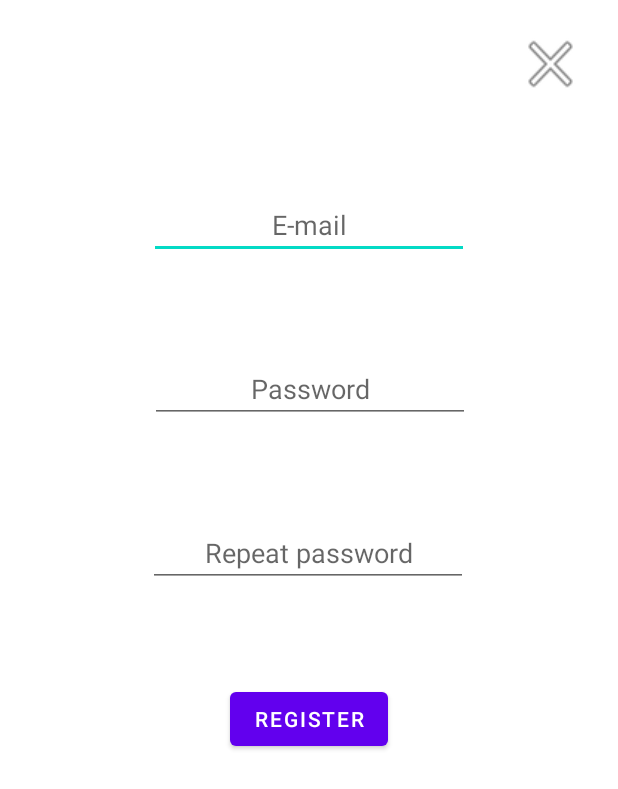
After one commit to Damek34/Ahoy, an Android app: the Register screen opened directly, with no data from a screen before it, on a phone screen of 412 x 824 dp. The commit adds this screen. Shown: the top 789 px of the screen. Run offline under Robolectric (Android 15) with nearby library versions, the phone set to English and light mode, and no system bars; our stand-ins replace Firebase (no records; nobody signed in at launch, a user with empty details on screens opened directly).

Commit message:
Register

```diff
--- a/Ahoj/app/build.gradle
+++ b/Ahoj/app/build.gradle
@@ -33,6 +33,7 @@ dependencies {
 
     implementation "androidx.room:room-runtime:2.5.0"
     implementation 'com.google.firebase:firebase-database:20.0.4'
+    implementation 'com.google.firebase:firebase-auth:21.0.3'
 
     annotationProcessor "androidx.room:room-compiler:2.5.0"
 
--- a/Ahoj/app/src/main/java/com/example/ahoj/LoadingScreen.java
+++ b/Ahoj/app/src/main/java/com/example/ahoj/LoadingScreen.java
@@ -1,15 +1,13 @@
 package com.example.ahoj;
 
 import androidx.appcompat.app.AppCompatActivity;
-import androidx.core.app.ActivityCompat;
-import androidx.core.content.ContextCompat;
 import androidx.room.Room;
 
-import android.Manifest;
 import android.content.Intent;
-import android.content.pm.PackageManager;
 import android.os.Bundle;
 import android.os.Handler;
+
+import com.example.ahoj.Setup.setup;
 
 import java.util.List;
 
--- /dev/null
+++ b/Ahoj/app/src/main/java/com/example/ahoj/Setup/Register.java
@@ -0,0 +1,113 @@
+package com.example.ahoj.Setup;
+
+import androidx.annotation.NonNull;
+import androidx.appcompat.app.AppCompatActivity;
+
+import android.content.Intent;
+import android.os.Bundle;
+import android.view.View;
+import android.widget.Button;
+import android.widget.EditText;
+import android.widget.TextView;
+import android.widget.Toast;
+
+import com.example.ahoj.R;
+import com.google.android.gms.tasks.OnCompleteListener;
+import com.google.android.gms.tasks.Task;
+import com.google.firebase.auth.AuthResult;
+import com.google.firebase.auth.FirebaseAuth;
+import com.google.firebase.auth.FirebaseUser;
+
+public class Register extends AppCompatActivity {
+
+    EditText emailEdit, passwordEdit, repeat_passwordEdit;
+    Button register_btn;
+    String email = "", password = "", repeat_password = "";
+
+    TextView enterEmail, enterPassword, passwordMinimumChar, passwordsDoNotMatch, accCreated, accCreateFail, verifyLinkSend, verifyLinkSendFail;
+
+
+    private FirebaseAuth mAuth;
+
+    @Override
+    protected void onCreate(Bundle savedInstanceState) {
+        super.onCreate(savedInstanceState);
+        setContentView(R.layout.activity_register);
+        mAuth = FirebaseAuth.getInstance();
+
+        enterEmail = findViewById(R.id.EnterEmail);
+        enterPassword = findViewById(R.id.EnterPassword);
+        passwordMinimumChar = findViewById(R.id.PasswordMinimumChar);
+        passwordsDoNotMatch = findViewById(R.id.PasswordDoNotMatch);
+        accCreated = findViewById(R.id.AccCreated);
+        accCreateFail = findViewById(R.id.AccCreateFail);
+        verifyLinkSend = findViewById(R.id.VerifyLinkSend);
+        verifyLinkSendFail = findViewById(R.id.VerifyLinkSendFail);
+    }
+
+    public void exit(View view){
+        startActivity(new Intent(Register.this, RegisterOrLogin.class));
+        overridePendingTransition(R.layout.fade_in, R.layout.fade_out);
+    }
+
+    public void register(View view){
+        emailEdit = findViewById(R.id.Email);
+        passwordEdit = findViewById(R.id.password);
+        repeat_passwordEdit = findViewById(R.id.repeat);
+
+        email = emailEdit.getText().toString();
+        password = passwordEdit.getText().toString();
+        repeat_password = repeat_passwordEdit.getText().toString();
+
+        if(email.trim().equals("")){
+            Toast.makeText(getApplicationContext(), enterEmail.getText().toString(), Toast.LENGTH_LONG).show();
+            return;
+        }
+        if(password.trim().equals("")){
+            Toast.makeText(getApplicationContext(), enterPassword.getText().toString(), Toast.LENGTH_LONG).show();
+            return;
+        }
+        if(password.length() < 8){
+            Toast.makeText(getApplicationContext(), passwordMinimumChar.getText().toString(), Toast.LENGTH_LONG).show();
+            return;
+        }
+        if(!repeat_password.equals(password)){
+            Toast.makeText(getApplicationContext(), passwordsDoNotMatch.getText().toString(), Toast.LENGTH_LONG).show();
+            return;
+
+        }
+
+        mAuth.createUserWithEmailAndPassword(email, password).addOnCompleteListener(new OnCompleteListener<AuthResult>() {
+            @Override
+            public void onComplete(@NonNull Task<AuthResult> task) {
+                if(task.isSuccessful()){
+                    Toast.makeText(getApplicationContext(), accCreated.getText().toString(), Toast.LENGTH_LONG).show();
+                    FirebaseUser user = mAuth.getCurrentUser();
+                    sendEmailVerification(user);
+                }
+                else{
+                    Toast.makeText(getApplicationContext(), accCreateFail.getText().toString(), Toast.LENGTH_LONG).show();
+                }
+            }
+        });
+
+
+
+
+
+    }
+    private void sendEmailVerification(FirebaseUser user) {
+        if (user != null) {
+            user.sendEmailVerification().addOnCompleteListener(new OnCompleteListener<Void>() {
+                @Override
+                public void onComplete(@NonNull Task<Void> task) {
+                    if (task.isSuccessful()) {
+                        Toast.makeText(getApplicationContext(), verifyLinkSend.getText().toString(), Toast.LENGTH_LONG).show();
+                    } else {
+                        Toast.makeText(getApplicationContext(), verifyLinkSendFail.getText().toString(), Toast.LENGTH_LONG).show();
+                    }
+                }
+            });
+        }
+    }
+}
--- /dev/null
+++ b/Ahoj/app/src/main/res/layout/activity_register.xml
@@ -0,0 +1,136 @@
+<?xml version="1.0" encoding="utf-8"?>
+<androidx.constraintlayout.widget.ConstraintLayout xmlns:android="http://schemas.android.com/apk/res/android"
+    xmlns:app="http://schemas.android.com/apk/res-auto"
+    xmlns:tools="http://schemas.android.com/tools"
+    android:layout_width="match_parent"
+    android:layout_height="match_parent"
+    tools:context=".Setup.Register">
+    <Button
+        android:id="@+id/exit"
+        android:layout_width="47dp"
+        android:layout_height="49dp"
+        android:layout_marginTop="18dp"
+        android:layout_marginEnd="21dp"
+        android:foreground="@android:drawable/ic_menu_close_clear_cancel"
+        android:background="@color/transparent"
+        android:onClick="exit"
+        app:layout_constraintEnd_toEndOf="parent"
+        app:layout_constraintTop_toTopOf="parent" />
+
+    <EditText
+        android:id="@+id/Email"
+        android:layout_width="wrap_content"
+        android:layout_height="wrap_content"
+        android:layout_marginTop="127dp"
+        android:ems="10"
+        android:inputType="textPersonName"
+        android:hint="@string/email"
+        android:textAlignment="center"
+        app:layout_constraintEnd_toEndOf="parent"
+        app:layout_constraintStart_toStartOf="parent"
+        app:layout_constraintTop_toTopOf="parent" />
+
+    <EditText
+        android:id="@+id/password"
+        android:layout_width="wrap_content"
+        android:layout_height="wrap_content"
+        android:layout_marginTop="64dp"
+        android:ems="10"
+        android:hint="@string/password"
+        android:inputType="textPassword"
+        android:textAlignment="center"
+        app:layout_constraintEnd_toEndOf="parent"
+        app:layout_constraintHorizontal_bias="0.502"
+        app:layout_constraintStart_toStartOf="parent"
+        app:layout_constraintTop_toBottomOf="@+id/Email" />
+
+    <EditText
+        android:id="@+id/repeat"
+        android:layout_width="wrap_content"
+        android:layout_height="wrap_content"
+        android:layout_marginTop="64dp"
+        android:ems="10"
+        android:hint="@string/repeat_password"
+        android:inputType="textPassword"
+        android:textAlignment="center"
+        app:layout_constraintEnd_toEndOf="parent"
+        app:layout_constraintHorizontal_bias="0.497"
+        app:layout_constraintStart_toStartOf="parent"
+        app:layout_constraintTop_toBottomOf="@+id/password" />
+
+    <Button
+        android:id="@+id/button3"
+        android:layout_width="wrap_content"
+        android:layout_height="wrap_content"
+        android:layout_marginTop="64dp"
+        android:text="@string/register"
+        android:onClick="register"
+        app:layout_constraintEnd_toEndOf="parent"
+        app:layout_constraintStart_toStartOf="parent"
+        app:layout_constraintTop_toBottomOf="@+id/repeat" />
+
+    <TextView
+        android:id="@+id/EnterEmail"
+        android:layout_width="wrap_content"
+        android:layout_height="wrap_content"
+        android:text="@string/enter_email"
+        android:visibility="gone"
+        tools:layout_editor_absoluteX="16dp"
+        tools:layout_editor_absoluteY="7dp" />
+    <TextView
+        android:id="@+id/EnterPassword"
+        android:layout_width="wrap_content"
+        android:layout_height="wrap_content"
+        android:text="@string/enter_password"
+        android:visibility="gone"
+        tools:layout_editor_absoluteX="16dp"
+        tools:layout_editor_absoluteY="7dp" />
+    <TextView
+        android:id="@+id/PasswordMinimumChar"
+        android:layout_width="wrap_content"
+        android:layout_height="wrap_content"
+        android:text="@string/password_min_characters"
+        android:visibility="gone"
+        tools:layout_editor_absoluteX="16dp"
+        tools:layout_editor_absoluteY="7dp" />
+    <TextView
+        android:id="@+id/PasswordDoNotMatch"
+        android:layout_width="wrap_content"
+        android:layout_height="wrap_content"
+        android:text="@string/password_do_not_match"
+        android:visibility="gone"
+        tools:layout_editor_absoluteX="16dp"
+        tools:layout_editor_absoluteY="7dp" />
+    <TextView
+        android:id="@+id/AccCreated"
+        android:layout_width="wrap_content"
+        android:layout_height="wrap_content"
+        android:text="@string/account_created"
+        android:visibility="gone"
+        tools:layout_editor_absoluteX="16dp"
+        tools:layout_editor_absoluteY="7dp" />
+    <TextView
+        android:id="@+id/AccCreateFail"
+        android:layout_width="wrap_content"
+        android:layout_height="wrap_content"
+        android:text="@string/account_create_fail"
+        android:visibility="gone"
+        tools:layout_editor_absoluteX="16dp"
+        tools:layout_editor_absoluteY="7dp" />
+    <TextView
+        android:id="@+id/VerifyLinkSend"
+        android:layout_width="wrap_content"
+        android:layout_height="wrap_content"
+        android:text="@string/verification_link_sent"
+        android:visibility="gone"
+        tools:layout_editor_absoluteX="16dp"
+        tools:layout_editor_absoluteY="7dp" />
+    <TextView
+        android:id="@+id/VerifyLinkSendFail"
+        android:layout_width="wrap_content"
+        android:layout_height="wrap_content"
+        android:text="@string/verification_link_sent_fail"
+        android:visibility="gone"
+        tools:layout_editor_absoluteX="16dp"
+        tools:layout_editor_absoluteY="7dp" />
+</androidx.constraintlayout.widget.ConstraintLayout>
--- a/Ahoj/app/src/main/res/values/strings.xml
+++ b/Ahoj/app/src/main/res/values/strings.xml
@@ -3,7 +3,7 @@
     <string name="country">Country</string>
     <string name="select_country">Select Country</string>
     <string name="select_age">Select Age</string>
-    <string name="get_started">Get Started!</string>
+    <string name="im_user">I\'m user</string>
     <string name="settings">Settings</string>
     <string name="map_types">Map Types</string>
     <string name="hybrid_map">Hybrid</string>
@@ -35,6 +35,19 @@
     <string name="country_name">Country name:</string>
     <string name="scan">Scan</string>
     <string name="your_application_is_being_reviewed">Your application is being reviewed</string>
+    <string name="login">Log in</string>
+    <string name="register">Register</string>
+    <string name="email">E-mail</string>
+    <string name="password">Password</string>
+    <string name="repeat_password">Repeat password</string>
+    <string name="enter_email">Enter your e-mail</string>
+    <string name="enter_password">Enter your password</string>
+    <string name="password_min_characters">The password must be at least 8 characters long!</string>
+    <string name="password_do_not_match">The passwords do not match</string>
+    <string name="account_created">Account created!</string>
+    <string name="account_create_fail">Failed to create an account!</string>
+    <string name="verification_link_sent">A verification link has been sent to your e-mail</string>
+    <string name="verification_link_sent_fail">Failed to send verification e-mail</string>
 
     <string-array name="map_types_spinner" translatable="true">
         <item>Select Map Type</item>
@@ -43,4 +56,5 @@
         <item>Satellite</item>
         <item>Terrain</item>
     </string-array>
+    <string name="im_company">I am a company</string>
 </resources>
```
Also changed, not shown: Ahoj/app/src/main/AndroidManifest.xml (+8 -3 lines), Ahoj/app/src/main/java/com/example/ahoj/MapActivityMain.java (+6 -17 lines), Ahoj/app/src/main/java/com/example/ahoj/Setup/RegisterOrLogin.java (added, +28 -0 lines), Ahoj/app/src/main/java/com/example/ahoj/Setup/setup.java (added, +51 -0 lines), Ahoj/app/src/main/java/com/example/ahoj/setup.java (deleted, +0 -130 lines), Ahoj/app/src/main/res/layout/activity_register_or_login.xml (added, +43 -0 lines), Ahoj/app/src/main/res/layout/activity_setup.xml (+21 -68 lines), 1 other file.
